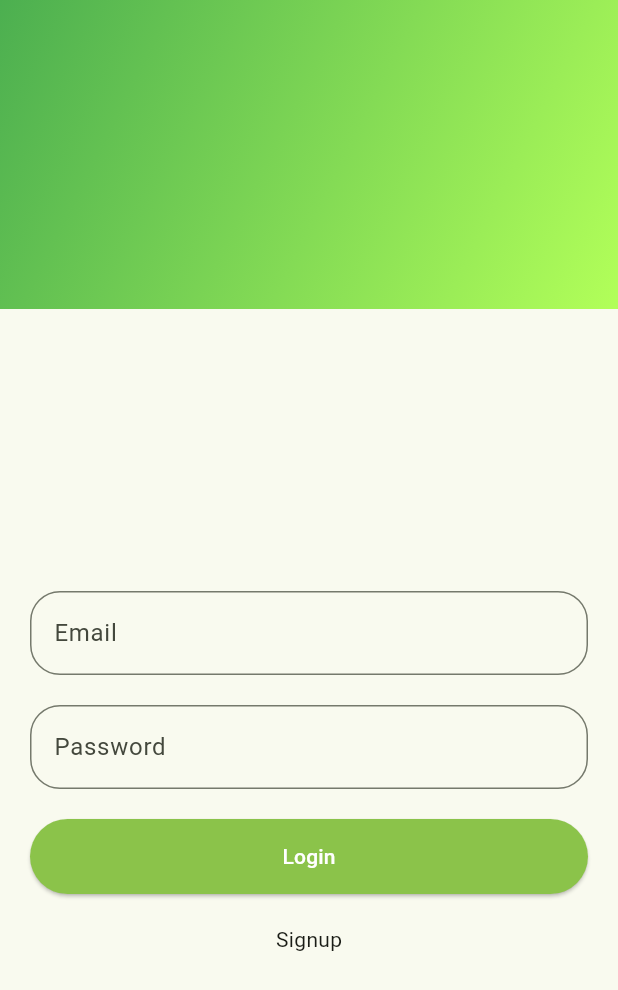
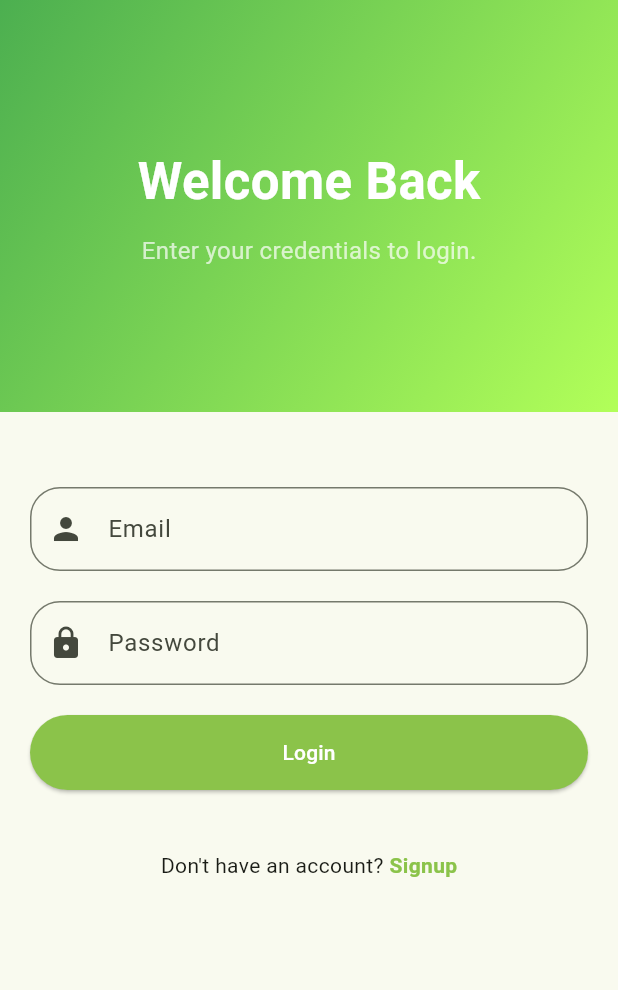
Before and after one commit to joewarden-cmd/cafetana_app, a Flutter app: the screen it shows after launch, on a phone screen of 412 x 824 dp. Shown: the top 990 px of the screen. Run offline on Flutter 3.47's test engine with Material 3 defaults, Android fonts, the light colour scheme and no system bars; our stand-ins replace carousel_slider, cloud_firestore, firebase_auth, firebase_core; accounts and stored records are empty; generated files the repository leaves out were written again.

Commit message:
chore: login ui

```diff
--- a/lib/pages/login.dart
+++ b/lib/pages/login.dart
@@ -56,25 +56,43 @@ class _LoginPageState extends State<LoginPage> {
                   end: Alignment.bottomRight,
                 ),
               ),
+              child: Center(
+                child: Column(
+                  mainAxisAlignment: MainAxisAlignment.center,
+                  children: [
+                    // Main text
+                    Text(
+                      "Welcome Back",
+                      style: TextStyle(
+                        fontSize: 34,
+                        fontWeight: FontWeight.bold,
+                        color: Colors.white,
+                      ),
+                    ),
+                    const SizedBox(height: 10),
+                    // Subtext
+                    Text(
+                      "Enter your credentials to login.",
+                      style: TextStyle(
+                        fontSize: 16,
+                        color: Colors.white70,
+                      ),
+                    ),
+                  ],
+                ),
+              ),
             ),
           ),
           Expanded(
-            flex: 3,
+            flex: 2,
             child: Padding(
               padding: const EdgeInsets.symmetric(horizontal: 20.0),
-              child: Center(
+
                 child: SingleChildScrollView(
                   child: Column(
-                    mainAxisAlignment: MainAxisAlignment.center,
+                    mainAxisAlignment: MainAxisAlignment.start,
                     children: [
-                      // const Text(
-                      //   "Login",
-                      //   style: TextStyle(
-                      //     fontSize: 20,
-                      //     fontWeight: FontWeight.bold,
-                      //   ),
-                      // ),
-                      // const SizedBox(height: 50),
+                      const SizedBox(height: 50),
                       TextField(
                         controller: emailController,
                         keyboardType: TextInputType.emailAddress,
@@ -83,6 +101,7 @@ class _LoginPageState extends State<LoginPage> {
                           border: OutlineInputBorder(
                             borderRadius: BorderRadius.circular(20),
                           ),
+                          prefixIcon: Icon(Icons.person),
                         ),
                       ),
                       const SizedBox(height: 20),
@@ -94,6 +113,7 @@ class _LoginPageState extends State<LoginPage> {
                           border: OutlineInputBorder(
                             borderRadius: BorderRadius.circular(20),
                           ),
+                          prefixIcon: Icon(Icons.lock),
                         ),
                       ),
                       const SizedBox(height: 20),
@@ -109,16 +129,28 @@ class _LoginPageState extends State<LoginPage> {
                           child: const Text("Login"),
                         ),
                       ),
-                      const SizedBox(height: 20),
-                      GestureDetector(
-                        onTap: widget.onTap,
-                        child: const Text("Signup"),
+                      const SizedBox(height: 40),
+                      Row(
+                        mainAxisAlignment: MainAxisAlignment.center,
+                        children: [
+                          const Text("Don't have an account? "),
+                          GestureDetector(
+                            onTap: widget.onTap,
+                            child: const Text(
+                              "Signup",
+                              style: TextStyle(
+                                color: Colors.lightGreen,
+                                fontWeight: FontWeight.bold,
+                              ),
+                            ),
+                          ),
+                        ],
                       ),
                     ],
                   ),
                 ),
               ),
-            ),
+
           ),
         ],
       ),
```
